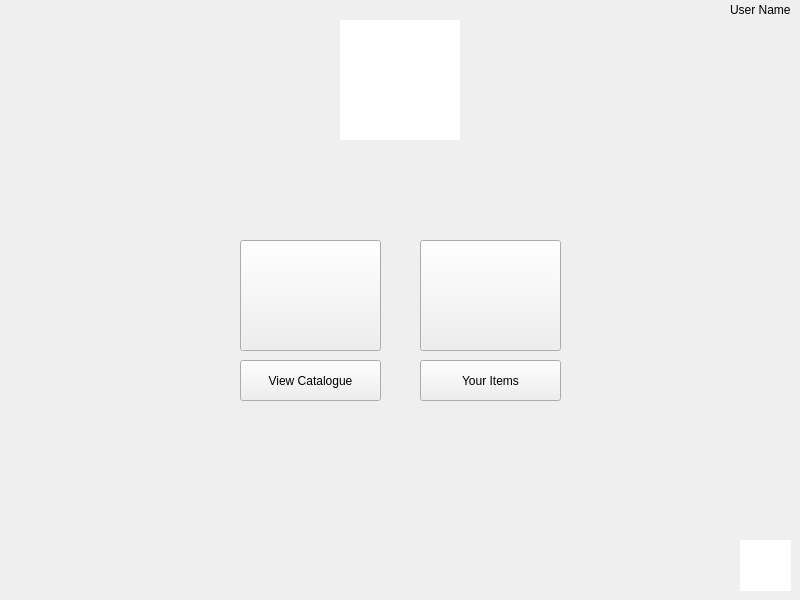
The window that member_home_screen.ui (MrCooperGit/Assessment-2_Library-Management-System) describes before a commit, drawn with Qt 5.
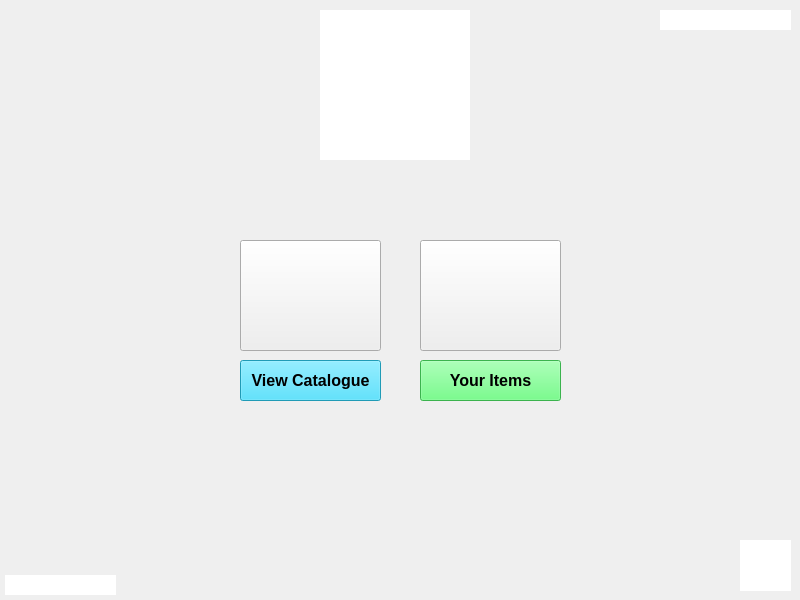
The same window after the commit.

Commit message: Updated tempaltes for most screens and started adding date functions to use later

```diff
--- a/member_home_screen.ui
+++ b/member_home_screen.ui
@@ -16,14 +16,17 @@
   <widget class="QLabel" name="label">
    <property name="geometry">
     <rect>
-     <x>730</x>
-     <y>0</y>
-     <width>61</width>
+     <x>660</x>
+     <y>10</y>
+     <width>131</width>
      <height>20</height>
     </rect>
    </property>
+   <property name="styleSheet">
+    <string notr="true">background-color: rgb(255, 255, 255);</string>
+   </property>
    <property name="text">
-    <string>User Name</string>
+    <string/>
    </property>
   </widget>
   <widget class="QPushButton" name="button_img_2">
@@ -35,6 +38,9 @@
      <height>111</height>
     </rect>
    </property>
+   <property name="cursor">
+    <cursorShape>PointingHandCursor</cursorShape>
+   </property>
    <property name="text">
     <string/>
    </property>
@@ -48,10 +54,10 @@
   <widget class="QLabel" name="label_img">
    <property name="geometry">
     <rect>
-     <x>340</x>
-     <y>20</y>
-     <width>120</width>
-     <height>120</height>
+     <x>320</x>
+     <y>10</y>
+     <width>150</width>
+     <height>150</height>
     </rect>
    </property>
    <property name="layoutDirection">
@@ -98,6 +104,19 @@
      <height>41</height>
     </rect>
    </property>
+   <property name="font">
+    <font>
+     <family>Arial</family>
+     <pointsize>12</pointsize>
+     <bold>true</bold>
+    </font>
+   </property>
+   <property name="cursor">
+    <cursorShape>PointingHandCursor</cursorShape>
+   </property>
+   <property name="styleSheet">
+    <string notr="true">background-color: rgb(45, 217, 255);</string>
+   </property>
    <property name="text">
     <string>View Catalogue</string>
    </property>
@@ -111,6 +130,9 @@
      <height>111</height>
     </rect>
    </property>
+   <property name="cursor">
+    <cursorShape>PointingHandCursor</cursorShape>
+   </property>
    <property name="text">
     <string/>
    </property>
@@ -130,10 +152,42 @@
      <height>41</height>
     </rect>
    </property>
+   <property name="font">
+    <font>
+     <family>Arial</family>
+     <pointsize>12</pointsize>
+     <bold>true</bold>
+    </font>
+   </property>
+   <property name="cursor">
+    <cursorShape>PointingHandCursor</cursorShape>
+   </property>
+   <property name="styleSheet">
+    <string notr="true">background-color: rgb(83, 251, 109);</string>
+   </property>
    <property name="text">
     <string>Your Items</string>
    </property>
   </widget>
+  <widget class="QLabel" name="label_date">
+   <property name="geometry">
+    <rect>
+     <x>5</x>
+     <y>575</y>
+     <width>111</width>
+     <height>20</height>
+    </rect>
+   </property>
+   <property name="styleSheet">
+    <string notr="true">background-color: rgb(255, 255, 255);</string>
+   </property>
+   <property name="text">
+    <string/>
+   </property>
+   <property name="alignment">
+    <set>Qt::AlignLeading|Qt::AlignLeft|Qt::AlignVCenter</set>
+   </property>
+  </widget>
  </widget>
  <resources/>
  <connections/>
```
The commit also changes 21 other files.
